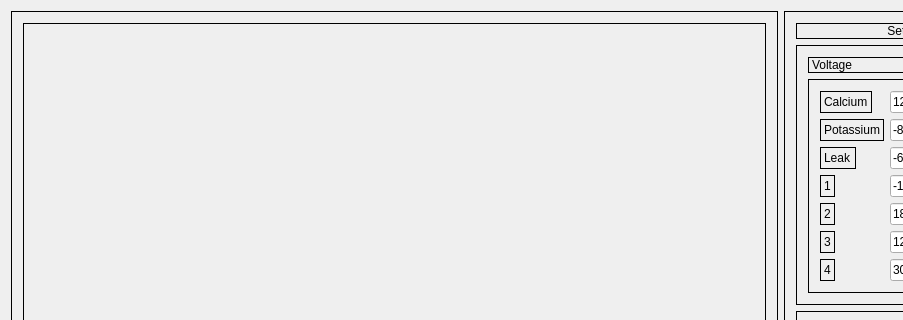
mixae1/morrislecarqt, file mainwindow.ui: the form before one commit; both pictures show x 0 to 903 and y 0 to 320 of the 1045 by 702 pixel window.
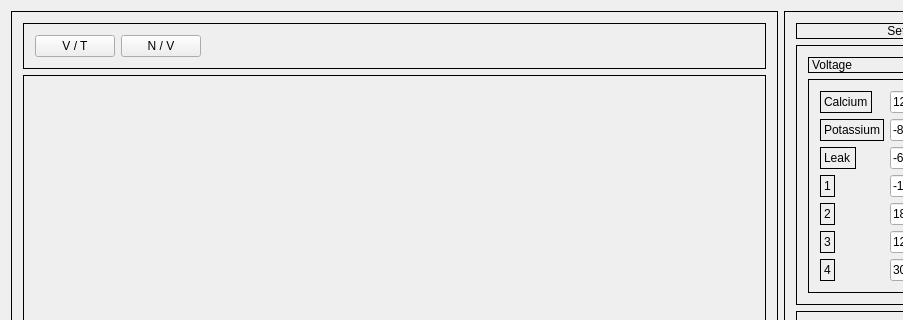
The form after the commit. The open tabs and pages were chosen to show the change.

Commit message: added buttons, the model works fine

```diff
--- a/mainwindow.ui
+++ b/mainwindow.ui
@@ -26,7 +26,46 @@
       <property name="frameShadow">
        <enum>QFrame::Raised</enum>
       </property>
-      <layout class="QHBoxLayout" name="horizontalLayout_2">
+      <layout class="QVBoxLayout" name="verticalLayout_4">
+       <item>
+        <widget class="QFrame" name="frame_8">
+         <property name="frameShape">
+          <enum>QFrame::StyledPanel</enum>
+         </property>
+         <property name="frameShadow">
+          <enum>QFrame::Raised</enum>
+         </property>
+         <layout class="QHBoxLayout" name="horizontalLayout_2">
+          <item>
+           <widget class="QPushButton" name="pushButton_3">
+            <property name="text">
+             <string>V / T</string>
+            </property>
+           </widget>
+          </item>
+          <item>
+           <widget class="QPushButton" name="pushButton_4">
+            <property name="text">
+             <string>N / V</string>
+            </property>
+           </widget>
+          </item>
+          <item>
+           <spacer name="horizontalSpacer">
+            <property name="orientation">
+             <enum>Qt::Horizontal</enum>
+            </property>
+            <property name="sizeHint" stdset="0">
+             <size>
+              <width>40</width>
+              <height>20</height>
+             </size>
+            </property>
+           </spacer>
+          </item>
+         </layout>
+        </widget>
+       </item>
        <item>
         <widget class="QStackedWidget" name="stackedWidget">
          <widget class="QWidget" name="page"/>
```
Left out of the diff: 5 changed lines with no effect on the pictures. The commit also changes 3 other files.
